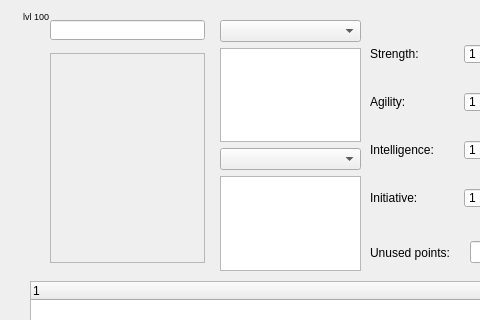
Old version of the form main_window.ui in the repository Gekoga1/Project-Creators; both pictures show x 0 to 480 and y 0 to 320 of the 800 by 600 pixel window.
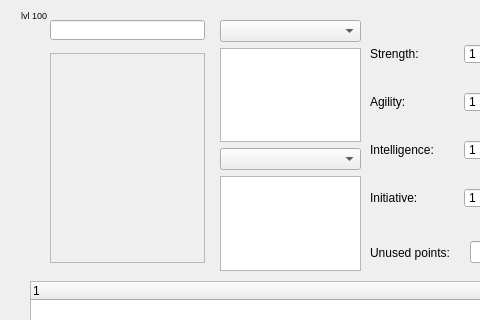
New version of the form.

What changed in the file:
```diff
--- a/main_window.ui
+++ b/main_window.ui
@@ -51,8 +51,8 @@
    <widget class="QLabel" name="Lvl">
     <property name="geometry">
      <rect>
-      <x>18</x>
-      <y>11</y>
+      <x>16</x>
+      <y>10</y>
       <width>31</width>
       <height>20</height>
      </rect>
```
